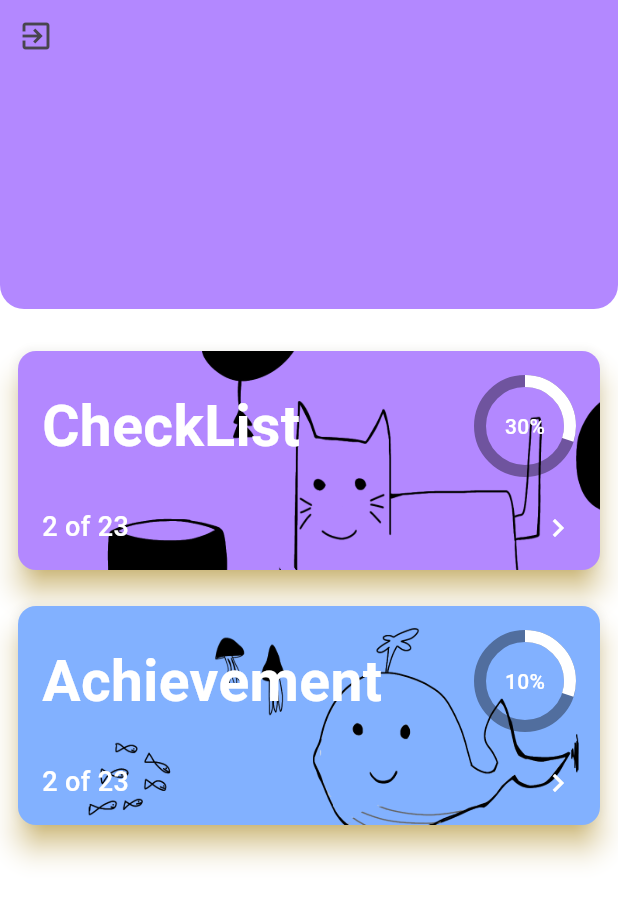
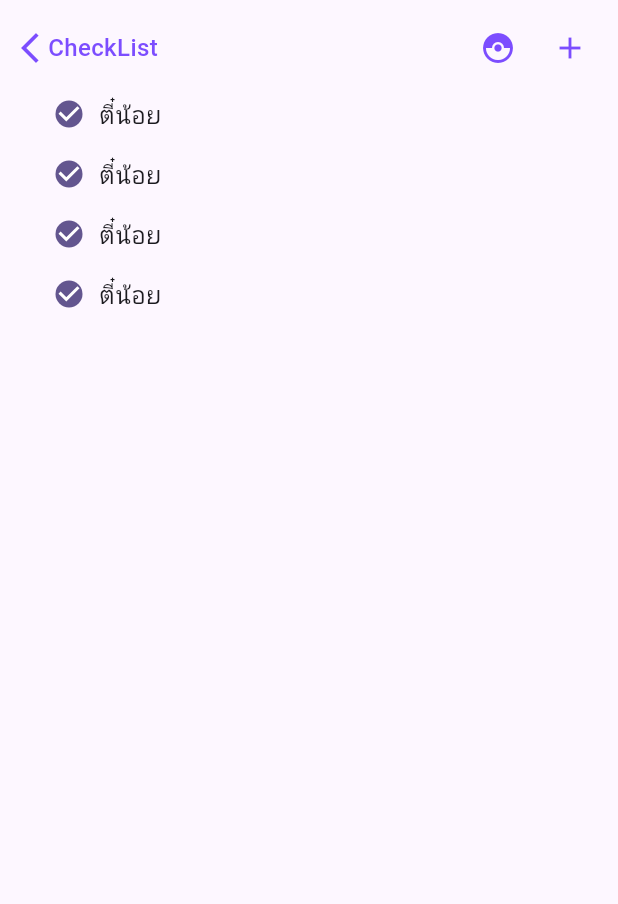
Before and after one commit to jatuporndev/jellyfish-checklist, a Flutter app: the Home screen opened by its route, after a tap on "CheckList", on a phone screen of 412 x 824 dp. Shown: the top 904 px of the screen. Run offline on Flutter 3.47's test engine with Material 3 defaults, Android fonts, the phone set to English and light mode, and no system bars; drawn by our look-alikes of percent_indicator; our stand-ins replace cloud_firestore, either_dart, equatable, firebase_core, flutter_bloc, get_it and 1 more; missing offline and left inert: giffy_dialog; accounts and stored records are empty.

Commit message:
checklist ui init

```diff
--- a/lib/core/router/app_generator.dart
+++ b/lib/core/router/app_generator.dart
@@ -1,6 +1,7 @@
 import 'package:flutter/material.dart';
 import 'package:flutter_bloc/flutter_bloc.dart';
 import 'package:jellyfish/core/app/app.dart';
+import 'package:jellyfish/presentation/check_list/check_list.dart';
 import 'package:jellyfish/presentation/create_room/create_room.dart';
 import 'package:jellyfish/presentation/home/home.dart';
 import 'package:jellyfish/presentation/sign_in/bloc/sign_in_bloc.dart';
@@ -32,6 +33,8 @@ class RouteGenerator {
         );
       case AppRouter.createRoom:
         return MaterialPageRoute(builder: (_) => const CreateRoom());
+      case AppRouter.checkList:
+        return MaterialPageRoute(builder: (_) => const CheckList());
       default:
         return unDefinedRoute();
     }
--- a/lib/core/router/app_router.dart
+++ b/lib/core/router/app_router.dart
@@ -10,4 +10,5 @@ class AppRouter {
   static const String home = "/home";
   static const String signIn = "/sign_in";
   static const String createRoom = "/create_room";
+  static const String checkList = "/check_list";
 }
--- /dev/null
+++ b/lib/presentation/achievement/achievement.dart
@@ -0,0 +1,15 @@
+import 'package:flutter/material.dart';
+
+class Achievement extends StatefulWidget {
+  const Achievement({Key? key}) : super(key: key);
+
+  @override
+  State<Achievement> createState() => _AchievementState();
+}
+
+class _AchievementState extends State<Achievement> {
+  @override
+  Widget build(BuildContext context) {
+    return const Placeholder();
+  }
+}
--- /dev/null
+++ b/lib/presentation/check_list/check_list.dart
@@ -0,0 +1,88 @@
+import 'package:flutter/cupertino.dart';
+import 'package:flutter/material.dart';
+
+class CheckList extends StatefulWidget {
+  const CheckList({Key? key}) : super(key: key);
+
+  @override
+  State<CheckList> createState() => _CheckListState();
+}
+
+class _CheckListState extends State<CheckList> {
+   bool is_check = true;
+  @override
+  Widget build(BuildContext context) {
+    return Scaffold(
+      body: SafeArea(
+        child: Column(
+          crossAxisAlignment: CrossAxisAlignment.start,
+          children: [
+            Padding(
+              padding: const EdgeInsets.only(top: 8, left: 8, right: 8),
+              child: Row(
+                children: [
+                  Container(
+                    child: GestureDetector(
+                      onTap: () {
+                        Navigator.of(context).pop();
+                      },
+                      child:  Row(
+                        children: [
+                          Icon(Icons.arrow_back_ios_new,
+                              color: Colors.deepPurpleAccent),
+                          Text(
+                            "CheckList",
+                            style: TextStyle(
+                                color: Colors.deepPurpleAccent,
+                                fontWeight: FontWeight.w500,
+                                fontSize: 16),
+                          ),
+                        ],
+                      ),
+                    ),
+                  ),
+                  const Spacer(),
+                  IconButton(
+                      onPressed: () {},
+                      icon: const Icon(Icons.catching_pokemon,
+                          color: Colors.deepPurpleAccent)),
+                  IconButton(
+                      onPressed: () {},
+                      icon:
+                          const Icon(Icons.add, color: Colors.deepPurpleAccent))
+                ],
+              ),
+            ),
+            checkList("ตี๋น้อย"),
+            checkList("ตี๋น้อย"),
+            checkList("ตี๋น้อย"),
+            checkList("ตี๋น้อย"),
+
+          ],
+        ),
+      ),
+    );
+  }
+
+  Container checkList(String name) {
+    return Container(
+            padding: const EdgeInsets.only(left: 26, right: 16),
+            child: Row(
+              children: [
+                Checkbox(
+                  value: is_check,
+                  shape: const CircleBorder(),
+                  materialTapTargetSize: MaterialTapTargetSize.shrinkWrap,
+                  onChanged: (bool? value) {
+                    setState(() {
+                      is_check = !is_check;
+
+                    });
+                  },
+                ),
+                Text(name,style: const TextStyle(fontSize: 16,fontWeight: FontWeight.w500),)
+              ],
+            )
+          );
+  }
+}
--- a/lib/presentation/home/home.dart
+++ b/lib/presentation/home/home.dart
@@ -16,6 +16,8 @@ class Home extends StatefulWidget {
 
 class _HomeState extends State<Home> {
   late final HomeBloc homeBloc;
+  final isLogoutButtonHidden = false;
+  final _cardSide = 245.0;
 
   @override
   void initState() {
@@ -39,45 +41,44 @@ class _HomeState extends State<Home> {
           mainAxisAlignment: MainAxisAlignment.start,
           crossAxisAlignment: CrossAxisAlignment.start,
           children: [
-            // logoutIcon(context),
-            Container(
-              height: (MediaQuery.of(context).size.height * 0.25),
-              width: MediaQuery.of(context).size.width,
-              decoration: BoxDecoration(
-                color: ColorsManager.mainColor,
-                borderRadius: BorderRadius.only(
-                  bottomLeft: Radius.circular(16.0),
-                  bottomRight: Radius.circular(16.0),
+            //logoutIcon(context),
+            // Card(
+            //   child: logoutIcon(context),
+            // ),
+            const Padding(
+              padding: EdgeInsets.only(left: 16,top: 16,right: 16),
+              child: Text(
+                "Emm..",
+                style: TextStyle(
+                    color: Colors.black,
+                    fontSize: 26,
+                    fontWeight: FontWeight.bold),
               ),
             ),
-              child: Column(
-                mainAxisAlignment: MainAxisAlignment.start,
-                crossAxisAlignment: CrossAxisAlignment.start,
-                children: [
-                  logoutIcon(context),
-                ],
-              ),
-            ),
-            const SizedBox(height: 16,),
+
             Container(
               width: MediaQuery.of(context).size.width,
-              height: 170,
+              height: _cardSide,
               padding: const EdgeInsets.all(8.0),
               child: Card(
                 elevation: 8,
-                shadowColor: Colors.amber,
+                shadowColor: Colors.deepPurpleAccent[100],
                 color: Colors.deepPurpleAccent[100],
+
                 child: GestureDetector(
-                  onTap: (){
-
+                  onTap: () {
+                    Navigator.of(context).pushNamed(AppRouter.checkList);
                   },
                   child: Stack(
                     children: [
                       // Background Image
                       Positioned.fill(
+                        child: ClipRRect(
+                          borderRadius: BorderRadius.circular(8.0), // Adjust the radius to match the Card's radius
                           child: Image.asset(
                             "lib/assets/images/cat_title.png",
-                          fit: BoxFit.fill,
+                            fit: BoxFit.cover,
+                          ),
                         ),
                       ),
                       // Card Content
@@ -92,7 +93,7 @@ class _HomeState extends State<Home> {
                                 const Text(
                                   "CheckList",
                                   style: TextStyle(
-                                    fontSize: 38,
+                                    fontSize: 34,
                                     fontWeight: FontWeight.bold,
                                     color: Colors.white,
                                   ),
@@ -126,11 +127,13 @@ class _HomeState extends State<Home> {
                                   style: TextStyle(
                                       color: Colors.white,
                                       fontWeight: FontWeight.w500,
-                                      fontSize: 18
-                                  ),
+                                      fontSize: 16),
                                 ),
                                 Spacer(),
-                                Icon(Icons.keyboard_arrow_right,color: Colors.white,)
+                                Icon(
+                                  Icons.keyboard_arrow_right,
+                                  color: Colors.white,
+                                )
                               ],
                             )
                           ],
@@ -143,23 +146,21 @@ class _HomeState extends State<Home> {
             ),
             Container(
               width: MediaQuery.of(context).size.width,
-              height: 170,
+              height: _cardSide,
               padding: const EdgeInsets.all(8.0),
               child: Card(
                 elevation: 8,
-                shadowColor: Colors.amber,
+                shadowColor: Colors.blueAccent[100],
                 color: Colors.blueAccent[100],
                 child: GestureDetector(
-                  onTap: (){
-
-                  },
+                  onTap: () {},
                   child: Stack(
                     children: [
                       // Background Image
                       Positioned.fill(
                         child: Image.asset(
                           "lib/assets/images/water_title.png",
-                          fit: BoxFit.fill,
+                          fit: BoxFit.cover,
                         ),
                       ),
                       // Card Content
@@ -174,7 +175,7 @@ class _HomeState extends State<Home> {
                                 const Text(
                                   "Achievement",
                                   style: TextStyle(
-                                    fontSize: 38,
+                                    fontSize: 34,
                                     fontWeight: FontWeight.bold,
                                     color: Colors.white,
                                   ),
@@ -198,21 +199,23 @@ class _HomeState extends State<Home> {
                                 ),
                               ],
                             ),
-                            Spacer(),
-                            Row(
+                            const Spacer(),
+                            const Row(
                               crossAxisAlignment: CrossAxisAlignment.end,
                               mainAxisAlignment: MainAxisAlignment.end,
                               children: [
-                                const Text(
+                                Text(
                                   "2 of 23",
                                   style: TextStyle(
                                       color: Colors.white,
                                       fontWeight: FontWeight.w500,
-                                      fontSize: 18
-                                  ),
+                                      fontSize: 16),
                                 ),
                                 Spacer(),
-                                Icon(Icons.keyboard_arrow_right,color: Colors.white,)
+                                Icon(
+                                  Icons.keyboard_arrow_right,
+                                  color: Colors.white,
+                                )
                               ],
                             )
                           ],
@@ -223,16 +226,36 @@ class _HomeState extends State<Home> {
                 ),
               ),
             ),
-
+            Spacer(),
+            GestureDetector(
+              onTap: () {
+                showLogoutPopup(context);
+              },
+              child: Container(
+                width: MediaQuery.of(context).size.width,
+                height: 64,
+                padding: const EdgeInsets.all(8.0),
+                child: Card(
+                  color: Colors.black,
+                  child: Center(
+                    child: const Text(
+                      "Logout",
+                      style: TextStyle(
+                          color: Colors.white,
+                          fontWeight: FontWeight.w500,
+                          fontSize: 14),
+                    ),
+                  ),
+                ),
+              ),
+            ),
           ],
         )),
       ),
     );
   }
 
-  IconButton logoutIcon(BuildContext context) {
-    return IconButton(
-        onPressed: () => {
+  void showLogoutPopup(BuildContext context) {
     showModalBottomSheet(
       context: context,
       //backgroundColor: Colors.white,
@@ -246,8 +269,7 @@ class _HomeState extends State<Home> {
       ),
       builder: (BuildContext context) {
         return GiffyBottomSheet.image(
-                    const Image(
-                        image: AssetImage('lib/assets/images/signedout.gif')),
+          const Image(image: AssetImage('lib/assets/images/signedout.gif')),
           title: const Text(
             'DO YOU WANT TO LOG OUT!?',
             textAlign: TextAlign.center,
@@ -261,14 +283,13 @@ class _HomeState extends State<Home> {
           actionsAlignment: MainAxisAlignment.spaceAround,
           actions: [
             SizedBox(
-                        width: 148,
+              width: 146,
               height: 52,
               child: ElevatedButton(
                 style: ElevatedButton.styleFrom(
                   backgroundColor: Colors.black38,
                   shape: RoundedRectangleBorder(
-                              borderRadius:
-                                  BorderRadius.circular(12), // <-- Radius
+                    borderRadius: BorderRadius.circular(12), // <-- Radius
                   ),
                 ),
                 onPressed: () => {
@@ -293,15 +314,13 @@ class _HomeState extends State<Home> {
                 onPressed: () => {
                   homeBloc.add(SignedOut()),
                 },
-                          child: const Text("YEP",
-                              style: TextStyle(color: Colors.white)),
+                child: const Text("YEP", style: TextStyle(color: Colors.white)),
               ),
             ),
           ],
         );
       },
-              ),
-            },
-        icon: const Icon(Icons.exit_to_app));
+    );
   }
+
 }
--- a/lib/presentation/sign_in/sign_in.dart
+++ b/lib/presentation/sign_in/sign_in.dart
@@ -73,7 +73,6 @@ class _SignInState extends State<SignIn> {
                           prefixIcon: Icon(Icons.kebab_dining),
                           prefixIconColor: Colors.black26,
                           hintText: "key"
-                          //border: OutlineInputBorder(),
                           ),
                     ),
                   ),
@@ -92,7 +91,6 @@ class _SignInState extends State<SignIn> {
                             prefixIcon: Icon(Icons.self_improvement),
                             prefixIconColor: Colors.black26,
                             hintText: "pin"
-                            //border: OutlineInputBorder(),
                             ),
                       ),
                     ),
```
Also changed, not shown: lib/assets/images/water_title.png. Lines whose indentation alone changed are shown as unchanged.
